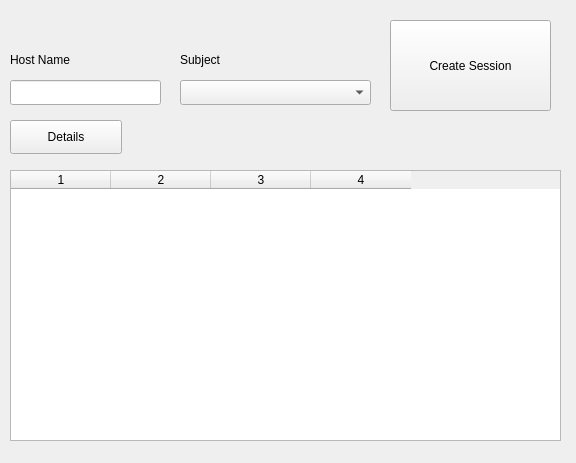
The window that StudyMeet/viewsessions.ui (DanielCChavez/StudyMeet) describes before a commit, drawn with Qt 5.
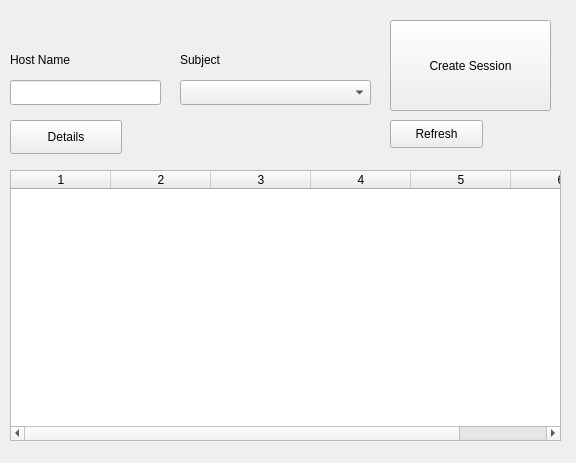
The same window after the commit.

```diff
--- a/StudyMeet/viewsessions.ui
+++ b/StudyMeet/viewsessions.ui
@@ -98,7 +98,7 @@
     <set>QAbstractItemView::NoEditTriggers</set>
    </property>
    <property name="columnCount">
-    <number>4</number>
+    <number>6</number>
    </property>
    <attribute name="verticalHeaderShowSortIndicator" stdset="0">
     <bool>false</bool>
@@ -107,6 +107,21 @@
    <column/>
    <column/>
    <column/>
+   <column/>
+   <column/>
+  </widget>
+  <widget class="QPushButton" name="refreshButton">
+   <property name="geometry">
+    <rect>
+     <x>390</x>
+     <y>120</y>
+     <width>93</width>
+     <height>28</height>
+    </rect>
+   </property>
+   <property name="text">
+    <string>Refresh</string>
+   </property>
   </widget>
  </widget>
  <layoutdefault spacing="6" margin="11"/>
```
